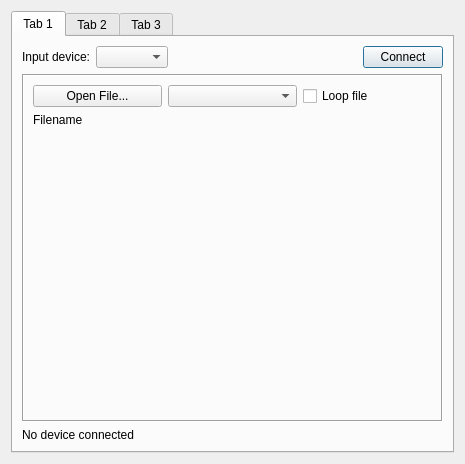
Above: gui/setupdialog.ui from KejPi/AbracaDABra before the change. Below: the same form after it.
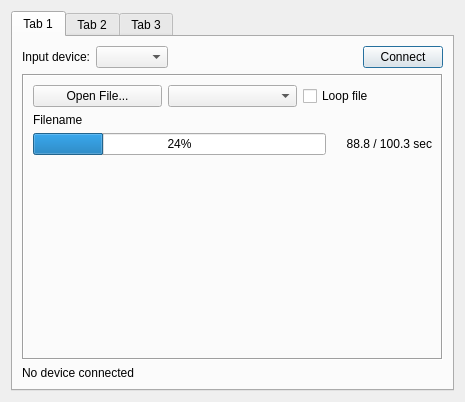
That is the form after the change. The open tabs and pages were chosen to show the change.

Patch:
```diff
--- a/gui/setupdialog.ui
+++ b/gui/setupdialog.ui
@@ -7,7 +7,7 @@
     <x>0</x>
     <y>0</y>
     <width>465</width>
-    <height>464</height>
+    <height>402</height>
    </rect>
   </property>
   <property name="minimumSize">
@@ -469,6 +469,33 @@
              </layout>
             </widget>
            </item>
+           <item>
+            <layout class="QHBoxLayout" name="horizontalLayout_14">
+             <item>
+              <widget class="QProgressBar" name="rawFileProgressBar">
+               <property name="value">
+                <number>24</number>
+               </property>
+              </widget>
+             </item>
+             <item>
+              <widget class="QLabel" name="rawFileTime">
+               <property name="minimumSize">
+                <size>
+                 <width>100</width>
+                 <height>0</height>
+                </size>
+               </property>
+               <property name="text">
+                <string notr="true">88.8 / 100.3 sec</string>
+               </property>
+               <property name="alignment">
+                <set>Qt::AlignRight|Qt::AlignTrailing|Qt::AlignVCenter</set>
+               </property>
+              </widget>
+             </item>
+            </layout>
+           </item>
            <item>
             <widget class="QWidget" name="xmlHeaderWidget" native="true"/>
            </item>
```
Left out of the diff: 4 changed lines with no effect on the pictures.
